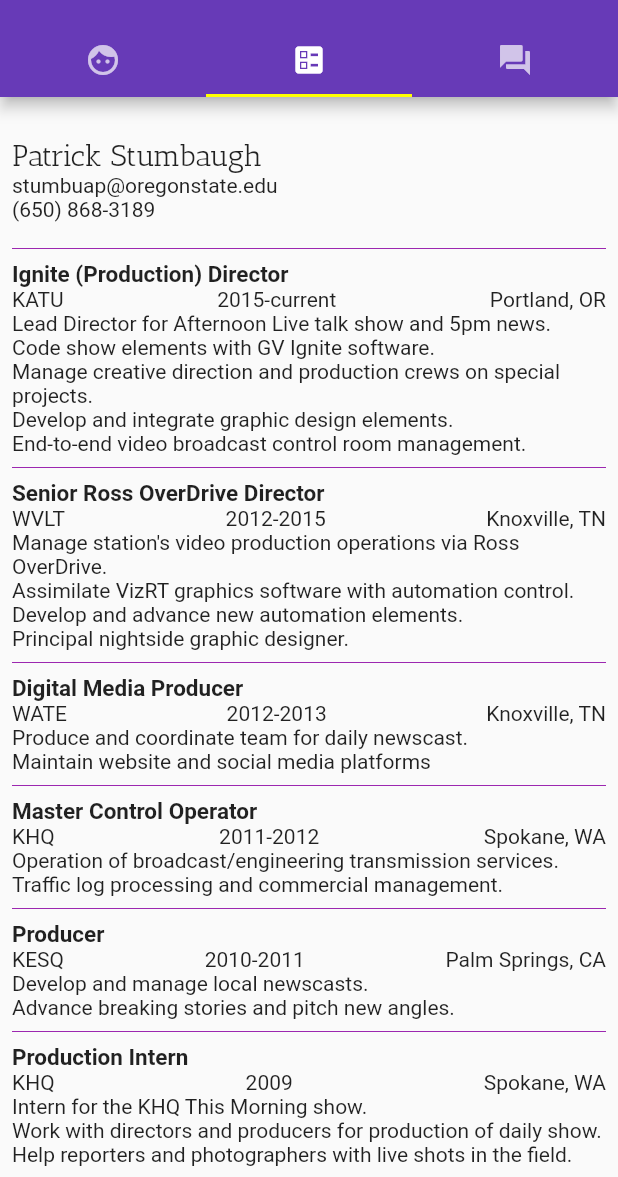
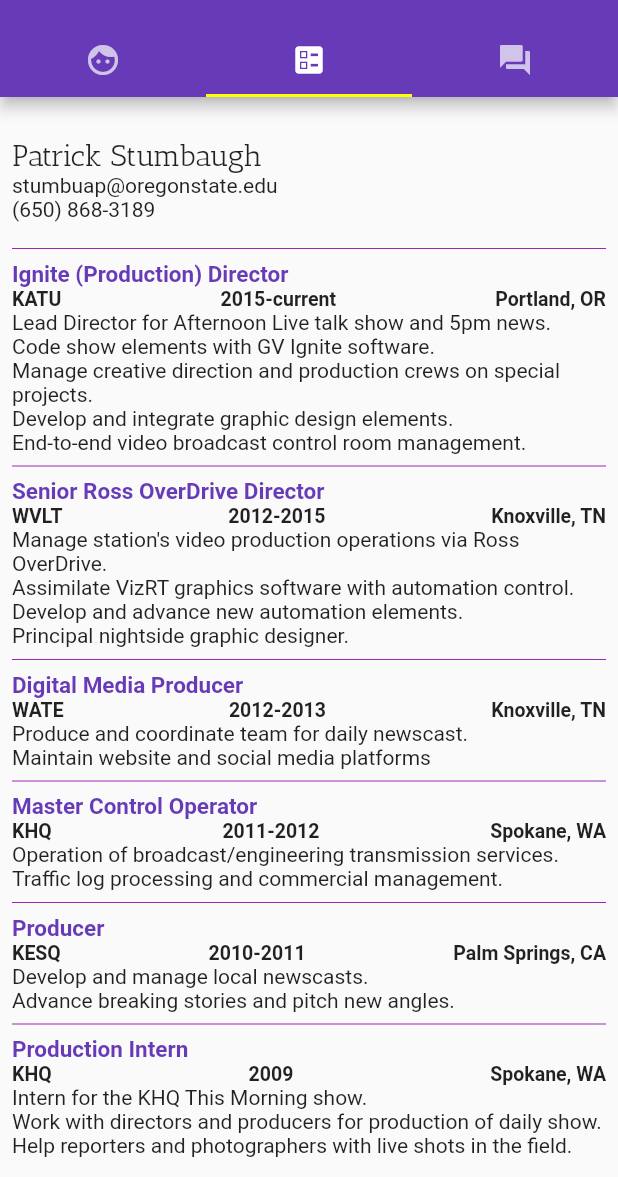
Before and after one commit to pstumbaugh/CallMeMaybe, a Flutter app: the screen it shows after launch, tab 2 chosen, on a phone screen of 412 x 824 dp, the part 59-1236 px from its top. Run offline on Flutter 3.47's test engine with Material 2 defaults, Android fonts, the phone set to English and light mode, and no system bars; missing offline and left inert: email_launcher.

Commit message:
updated Styles

```diff
--- a/project3/lib/Styles.dart
+++ b/project3/lib/Styles.dart
@@ -5,6 +5,9 @@ class Styles {
 
   static final headline2 = TextStyle(fontFamily: 'AnticSlab', fontSize: 20.0);
 
-  static final headline3 =
-      TextStyle(fontSize: 15.0, fontWeight: FontWeight.bold);
+  static final headline3 = TextStyle(
+      fontSize: 15.0, fontWeight: FontWeight.bold, color: Colors.deepPurple);
+
+  static final headline4 =
+      TextStyle(fontSize: 13.0, fontWeight: FontWeight.bold);
 }
--- a/project3/lib/profile.dart
+++ b/project3/lib/profile.dart
@@ -87,7 +87,7 @@ class Profile extends StatelessWidget {
   }
 
   void _sendingMails() async {
-    const url = 'mailto:stumbaugh.patrick@gmail.com';
+    const url = 'mailto:stumbaup@oregonstate.edu';
     if (await canLaunch(url)) {
       await launch(url);
     } else {
--- a/project3/lib/resume.dart
+++ b/project3/lib/resume.dart
@@ -84,9 +84,22 @@ class Resume extends StatelessWidget {
             //row of company, date and location
             mainAxisAlignment: MainAxisAlignment.spaceBetween,
             children: [
-              Align(alignment: Alignment.topLeft, child: Text(company)),
-              Text(date, textAlign: TextAlign.center),
-              Text(location, textAlign: TextAlign.right),
+              Align(
+                  alignment: Alignment.topLeft,
+                  child: Text(
+                    company,
+                    style: Styles.headline4,
+                  )),
+              Text(
+                date,
+                textAlign: TextAlign.center,
+                style: Styles.headline4,
+              ),
+              Text(
+                location,
+                textAlign: TextAlign.right,
+                style: Styles.headline4,
+              ),
             ],
           ),
         ),
```
Also changed, not shown: project3/lib/question.dart (+14 -12 lines).
